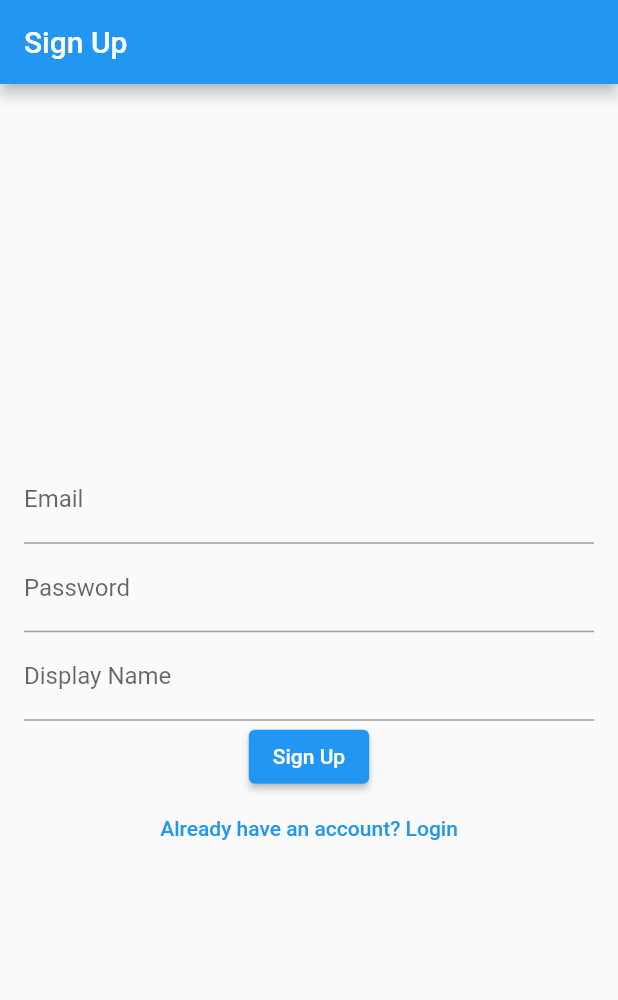
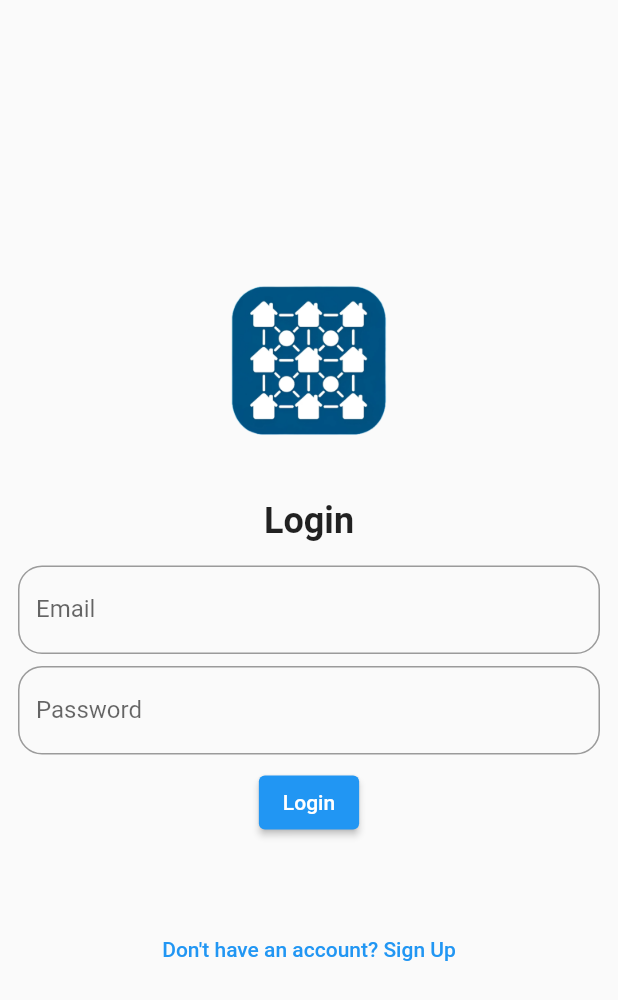
Before and after one commit to pgattic/neighbor_nexus, a Flutter app: the screen it shows after launch, on a phone screen of 412 x 824 dp. Shown: the top 1000 px of the screen. Run offline on Flutter 3.47's test engine with Material 2 defaults, Android fonts, the phone set to English and light mode, and no system bars; our stand-ins replace cloud_firestore, firebase_auth, firebase_core; accounts and stored records are empty.

Commit message:
Login stuff

```diff
--- a/lib/login.dart
+++ b/lib/login.dart
@@ -1,7 +1,7 @@
 import 'package:flutter/material.dart';
 import 'package:neighbor_nexus/firebase/auth_provider.dart';
 import 'package:neighbor_nexus/main.dart';
-import 'package:neighbor_nexus/signup.dart';
+import 'package:neighbor_nexus/signup.dart'; // Import your SignUpPage
 import 'package:provider/provider.dart';
 
 class LoginPage extends StatefulWidget {
@@ -24,19 +24,32 @@ class _LoginPageState extends State<LoginPage> {
     }
 
     return Scaffold(
-      appBar: AppBar(
-        title: const Text('Login'),
-      ),
       body: Padding(
-        padding: const EdgeInsets.all(16.0),
+        padding: const EdgeInsets.all(12.0),
         child: Form(
           key: _formKey,
           child: Column(
             mainAxisAlignment: MainAxisAlignment.center,
             children: <Widget>[
+              Image.asset(
+              'assets/images/logo.png',
+              width: 150, // Adjust the size as needed
+              height: 150, // Adjust the size as needed
+            ),
+            const SizedBox(height: 16), // Add spacing
+            const Text(
+              'Login',
+              style: TextStyle(fontSize: 24, fontWeight: FontWeight.bold),
+            ),
+            const SizedBox(height: 16),
               TextFormField(
                 controller: _emailController,
-                decoration: InputDecoration(labelText: 'Email'),
+                decoration: InputDecoration(
+                  labelText: 'Email',
+                  border: OutlineInputBorder(
+                    borderRadius: BorderRadius.circular(16),
+                  ),
+                ),
                 validator: (value) {
                   if (value!.isEmpty) {
                     return 'Please enter your email';
@@ -44,9 +57,15 @@ class _LoginPageState extends State<LoginPage> {
                   return null;
                 },
               ),
+              const SizedBox(height: 8), // Add more spacing
               TextFormField(
                 controller: _passwordController,
-                decoration: InputDecoration(labelText: 'Password'),
+                decoration: InputDecoration(
+                  labelText: 'Password',
+                  border: OutlineInputBorder(
+                    borderRadius: BorderRadius.circular(16),
+                  ),
+                ),
                 validator: (value) {
                   if (value!.isEmpty) {
                     return 'Please enter your password';
@@ -55,6 +74,7 @@ class _LoginPageState extends State<LoginPage> {
                 },
                 obscureText: true,
               ),
+              const SizedBox(height: 8), // Add more spacing
               ElevatedButton(
                 onPressed: () {
                   if (_formKey.currentState!.validate()) {
@@ -67,9 +87,10 @@ class _LoginPageState extends State<LoginPage> {
                 },
                 child: const Text('Login'),
               ),
+              const SizedBox(height: 50),
               TextButton(
                 onPressed: () {
-                  // Navigate to the signup page
+                  // Navigate to the sign-up page
                   Navigator.of(context).push(MaterialPageRoute(builder: (context) => SignUpPage()));
                 },
                 child: const Text("Don't have an account? Sign Up"),
--- a/lib/main.dart
+++ b/lib/main.dart
@@ -1,10 +1,10 @@
 import 'package:flutter/material.dart';
-import 'package:neighbor_nexus/Signup.dart';
+import 'package:neighbor_nexus/Login.dart'; // Import your LoginPage
 import 'package:neighbor_nexus/firebase/auth_provider.dart';
 import 'package:neighbor_nexus/firebase_options.dart';
+import 'package:neighbor_nexus/signup.dart';
 import 'package:provider/provider.dart';
 import 'package:firebase_core/firebase_core.dart';
-// Import your AuthProvider class
 
 void main() async {
   WidgetsFlutterBinding.ensureInitialized();
@@ -19,6 +19,7 @@ void main() async {
     ),
   );
 }
+
 class MyApp extends StatelessWidget {
   const MyApp({super.key});
 
@@ -35,9 +36,9 @@ class MyApp extends StatelessWidget {
 
           // Check if the user is authenticated
           if (user != null) {
-            return const HomeScreen();
+            return HomeScreen(); // Return HomeScreen when the user is authenticated
           } else {
-            return SignUpPage();
+            return LoginPage(); // Return LoginPage when the user is not authenticated
           }
         },
       ),
@@ -53,6 +54,15 @@ class HomeScreen extends StatelessWidget {
     return Scaffold(
       appBar: AppBar(
         title: const Text('Home Screen'),
+        actions: [
+          IconButton(
+            icon: Icon(Icons.exit_to_app),
+            onPressed: () {
+              // Implement the sign-out functionality
+              Provider.of<AuthProvider>(context, listen: false).signOut();
+            },
+          ),
+        ],
       ),
       body: Center(
         child: Column(
@@ -61,6 +71,7 @@ class HomeScreen extends StatelessWidget {
             const Text('Welcome to your app!'),
             ElevatedButton(
               onPressed: () {
+                Navigator.of(context).push(MaterialPageRoute(builder: (context) => SignUpPage()));
                 // Implement navigation to other screens here
               },
               child: const Text('Go to Other Screen'),
--- a/pubspec.yaml
+++ b/pubspec.yaml
@@ -58,6 +58,9 @@ dev_dependencies:
 # The following section is specific to Flutter packages.
 flutter:
 
+  assets:
+    - assets/images/
+
   # The following line ensures that the Material Icons font is
   # included with your application, so that you can use the icons in
   # the material Icons class.
```
Also changed, not shown: lib/signup.dart (+49 -10 lines), assets/images/logo.png (added).
